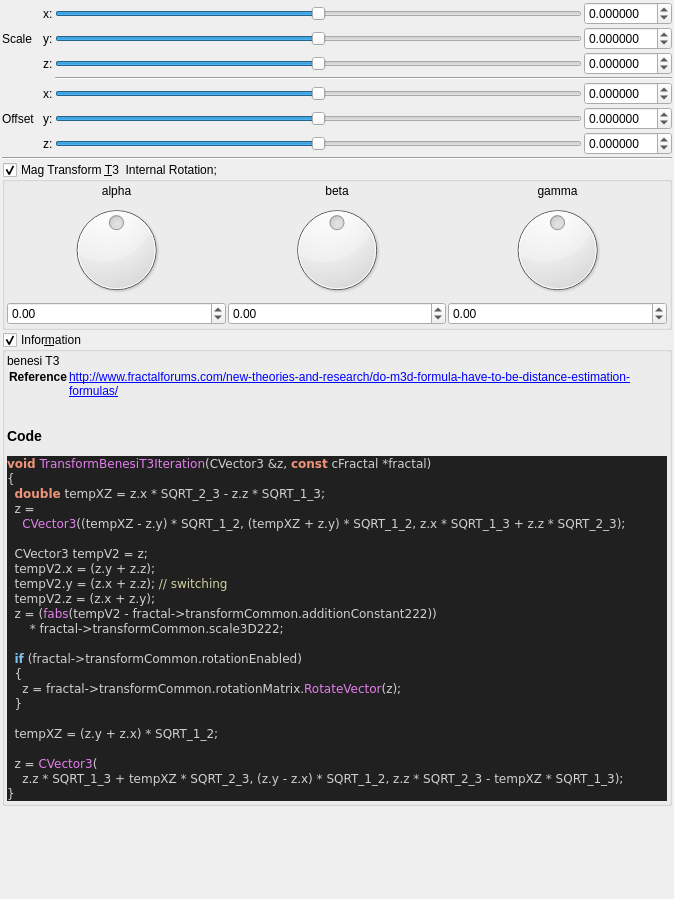
buddhi1980/mandelbulber2, file mandelbulber2/qt_data/fractal_transf_benesi_T3.ui: the form before one commit.
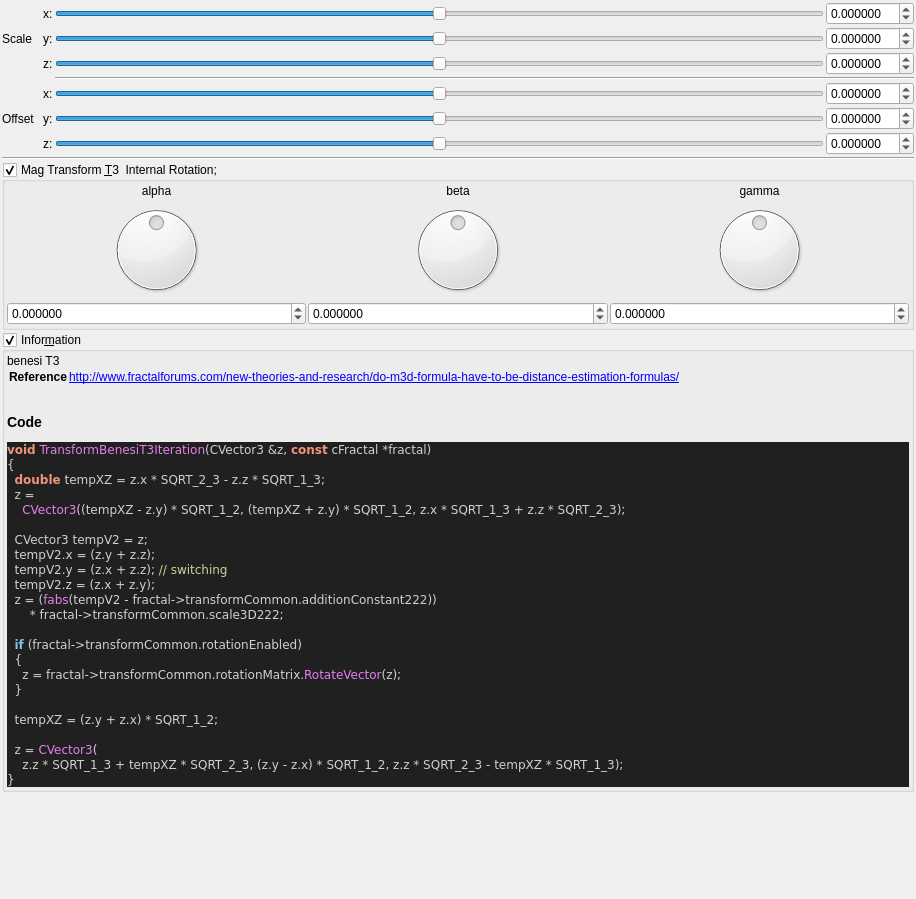
The form after the commit. Custom widgets are drawn as their Qt base class.

Diff of the .ui file:
```diff
--- a/mandelbulber2/qt_data/fractal_transf_benesi_T3.ui
+++ b/mandelbulber2/qt_data/fractal_transf_benesi_T3.ui
@@ -6,7 +6,7 @@
    <rect>
     <x>0</x>
     <y>0</y>
-    <width>674</width>
+    <width>916</width>
     <height>899</height>
    </rect>
   </property>
@@ -506,7 +506,7 @@
            <string/>
           </property>
           <property name="decimals">
-           <number>2</number>
+           <number>6</number>
           </property>
           <property name="minimum">
            <double>-180.000000000000000</double>
@@ -547,7 +547,7 @@
            <string/>
           </property>
           <property name="decimals">
-           <number>2</number>
+           <number>6</number>
           </property>
           <property name="minimum">
            <double>-180.000000000000000</double>
@@ -575,7 +575,7 @@
            <string/>
           </property>
           <property name="decimals">
-           <number>2</number>
+           <number>6</number>
           </property>
           <property name="minimum">
            <double>-180.000000000000000</double>
```
